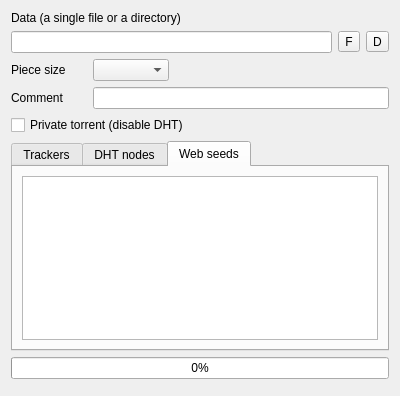
Above: src/tools/CreateTorrentDlg.ui from LubosD/fatrat before the change. Below: the same form after it.
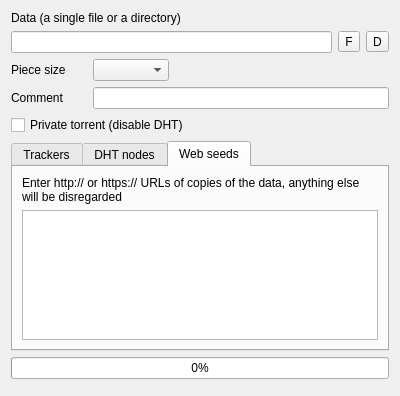
That is the form after the change. The open tabs and pages were chosen to show the change. Custom widgets are drawn as their Qt base class.

Commit message:
Create torrent dialog: web seed editing, DHT nodes, cancelled save
The Web seeds tab is now an editable ContextListWidget accepting http(s) URLs,
written as url-list web seeds. DHT nodes are added for public torrents, not
private ones (it was the other way round). Cancelling the save dialog keeps the
dialog open instead of closing it.

```diff
--- a/src/tools/CreateTorrentDlg.ui
+++ b/src/tools/CreateTorrentDlg.ui
@@ -142,7 +142,17 @@
       </attribute>
       <layout class="QGridLayout">
        <item row="0" column="0">
-        <widget class="QListWidget" name="listWebSeeds"/>
+        <widget class="QLabel" name="label_6">
+         <property name="text">
+          <string>Enter http:// or https:// URLs of copies of the data, anything else will be disregarded</string>
+         </property>
+         <property name="wordWrap">
+          <bool>true</bool>
+         </property>
+        </widget>
+       </item>
+       <item row="1" column="0">
+        <widget class="ContextListWidget" name="listWebSeeds"/>
        </item>
       </layout>
      </widget>
```
Left out of the diff: 2 changed lines with no effect on the pictures. The commit also changes 1 other file.
